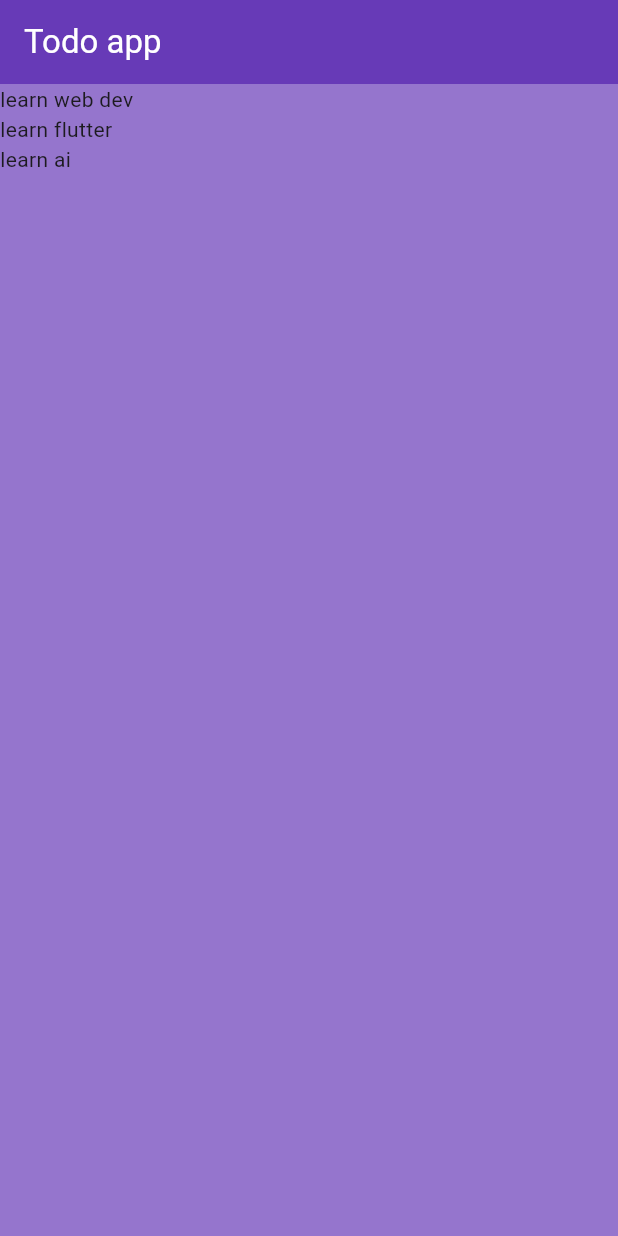
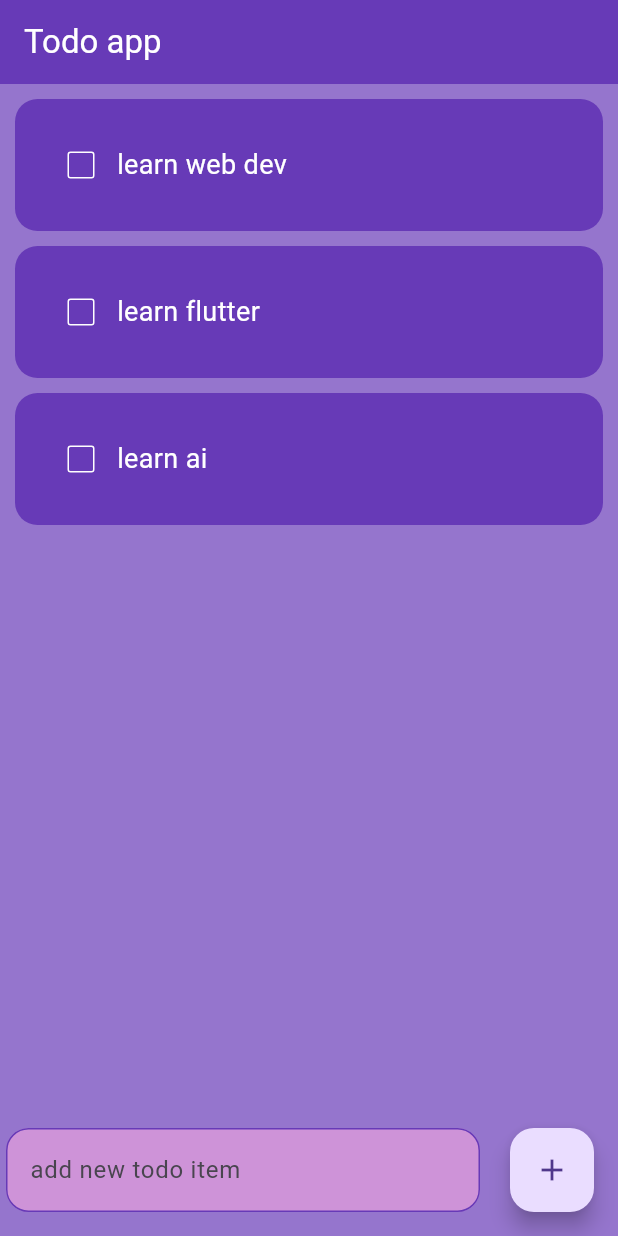
Before and after one commit to mohammedhrima/Flutter, a Flutter app: the screen it shows after launch, on a phone screen of 412 x 824 dp. Run offline on Flutter 3.47's test engine with Material 3 defaults, Android fonts, the phone set to English and light mode, and no system bars; drawn by our look-alikes of flutter_slidable; project files that could hold a hidden picture were left out.

Commit message:
finish todo app

```diff
--- a/todo_app/lib/pages/home.dart
+++ b/todo_app/lib/pages/home.dart
@@ -1,28 +1,88 @@
 import 'package:flutter/material.dart';
+import 'package:todo_app/utils/todo_list.dart';
 
-class HomePage extends StatelessWidget {
-  HomePage();
+class HomePage extends StatefulWidget {
+  const HomePage({super.key});
 
+  @override
+  State<HomePage> createState() => _HomePageState();
+}
+
+class _HomePageState extends State<HomePage> {
   List toDoList = [
     ["learn web dev", false],
     ["learn flutter", false],
     ["learn ai", false],
   ];
 
+  final _controller = TextEditingController();
+
+  void checkBoxChanged(int index) {
+    setState(() {
+      toDoList[index][1] = !toDoList[index][1];
+    });
+  }
+
+  void saveNewTask() {
+    setState(() {
+      toDoList.add([_controller.text, false]);
+      _controller.clear();
+    });
+  }
+
+  void deleteTask(int index) {
+    setState(() {
+      toDoList.removeAt(index);
+    });
+  }
+
   @override
   Widget build(BuildContext context) {
     return Scaffold(
       backgroundColor: Colors.deepPurple.shade300,
       appBar: AppBar(
-        title: const Text("Todo app"),
+        title: Text("Todo app"),
         backgroundColor: Colors.deepPurple,
         foregroundColor: Colors.white,
-        ),
-        body: ListView.builder(itemCount: toDoList.length, itemBuilder: (BuildContext context, index ){
-          return Container(
-            child: Text(toDoList[index][0]),
+      ),
+      body: ListView.builder(
+         padding: EdgeInsets.only(bottom: 120),
+        itemCount: toDoList.length,
+        itemBuilder: (BuildContext context, index) {
+          return TodoList(
+            taskName: toDoList[index][0],
+            completed: toDoList[index][1],
+            onChanged: (value) => checkBoxChanged(index),
+            deleteFunction: (context) => deleteTask(index),
           );
-        }),
+        },
+      ),
+      floatingActionButton: Row(
+        children: [
+          Expanded(
+            child: Padding(
+              padding: EdgeInsets.symmetric(horizontal: 20),
+              child: TextField(
+                controller: _controller,
+                decoration: InputDecoration(
+                  hintText: "add new todo item",
+                  filled: true,
+                  fillColor: Colors.purple.shade200,
+                  enabledBorder: OutlineInputBorder(
+                    borderSide: BorderSide(color: Colors.deepPurple),
+                    borderRadius: BorderRadius.circular(15),
+                  ),
+                  focusedBorder: OutlineInputBorder(
+                    borderSide: BorderSide(color: Colors.deepPurple),
+                    borderRadius: BorderRadius.circular(15),
+                  ),
+                ),
+              ),
+            ),
+          ),
+          FloatingActionButton(onPressed: saveNewTask, child: Icon(Icons.add)),
+        ],
+      ),
     );
   }
 }
--- /dev/null
+++ b/todo_app/lib/utils/todo_list.dart
@@ -0,0 +1,67 @@
+import 'package:flutter/material.dart';
+import 'package:flutter_slidable/flutter_slidable.dart';
+
+class TodoList extends StatelessWidget {
+  const TodoList({
+    super.key,
+    required this.taskName,
+    required this.completed,
+    required this.onChanged,
+    required this.deleteFunction,
+  });
+
+  final String taskName;
+  final bool completed;
+  final Function(bool?)? onChanged;
+  final Function(BuildContext?)? deleteFunction;
+
+  @override
+  Widget build(BuildContext context) {
+    return Padding(
+      padding: EdgeInsets.only(left: 10, right: 10, top: 10, bottom: 0),
+      child: Slidable(
+        endActionPane: ActionPane(
+          motion: StretchMotion(),
+          children: [
+            SlidableAction(
+              onPressed: deleteFunction,
+              icon: Icons.delete,
+              borderRadius: BorderRadius.circular(15),
+              backgroundColor: Colors.red,
+            ),
+          ],
+        ),
+        child: Container(
+          padding: EdgeInsets.all(20),
+          decoration: BoxDecoration(
+            color: Colors.deepPurple,
+            borderRadius: BorderRadius.circular(15),
+          ),
+          child: Row(
+            children: [
+              Checkbox(
+                value: completed,
+                activeColor: Colors.white,
+                checkColor: Colors.black,
+                side: BorderSide(color: Colors.white),
+                onChanged: onChanged,
+              ),
+              Text(
+                taskName,
+                style: TextStyle(
+                  color: Colors.white,
+                  fontSize: 18,
+                  decoration: completed
+                      ? TextDecoration.lineThrough
+                      : TextDecoration.none,
+                  decorationColor: Colors.white,
+                  decorationThickness: 2,
+                ),
+              ),
+            ],
+          ),
+        ),
+      ),
+    );
+  }
+}
--- a/todo_app/pubspec.yaml
+++ b/todo_app/pubspec.yaml
@@ -34,6 +34,7 @@ dependencies:
   # The following adds the Cupertino Icons font to your application.
   # Use with the CupertinoIcons class for iOS style icons.
   cupertino_icons: ^1.0.8
+  flutter_slidable: 4.0.3
 
 dev_dependencies:
   flutter_test:
```
Also changed, not shown: todo_app/pubspec.lock, 1 other file.
